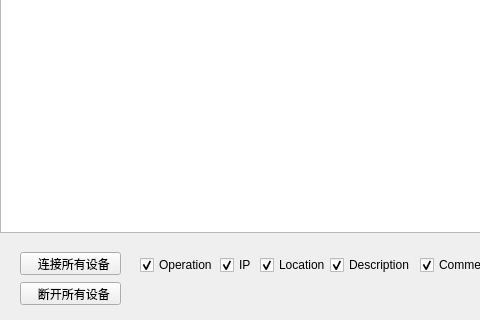
Qt form relay/deviceswnd.ui (jpcstpj7281/gameseer) before a commit; both pictures show x 0 to 480 and y 448 to 768 of the 1024 by 768 pixel window.
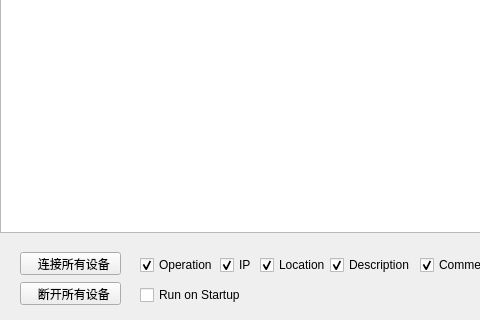
The same form after that commit.

```diff
--- a/relay/deviceswnd.ui
+++ b/relay/deviceswnd.ui
@@ -269,6 +269,25 @@
     <bool>true</bool>
    </property>
   </widget>
+  <widget class="QCheckBox" name="runOnStartup">
+   <property name="enabled">
+    <bool>true</bool>
+   </property>
+   <property name="geometry">
+    <rect>
+     <x>140</x>
+     <y>735</y>
+     <width>121</width>
+     <height>16</height>
+    </rect>
+   </property>
+   <property name="text">
+    <string>Run on Startup</string>
+   </property>
+   <property name="checked">
+    <bool>false</bool>
+   </property>
+  </widget>
  </widget>
  <resources/>
  <connections/>
```
